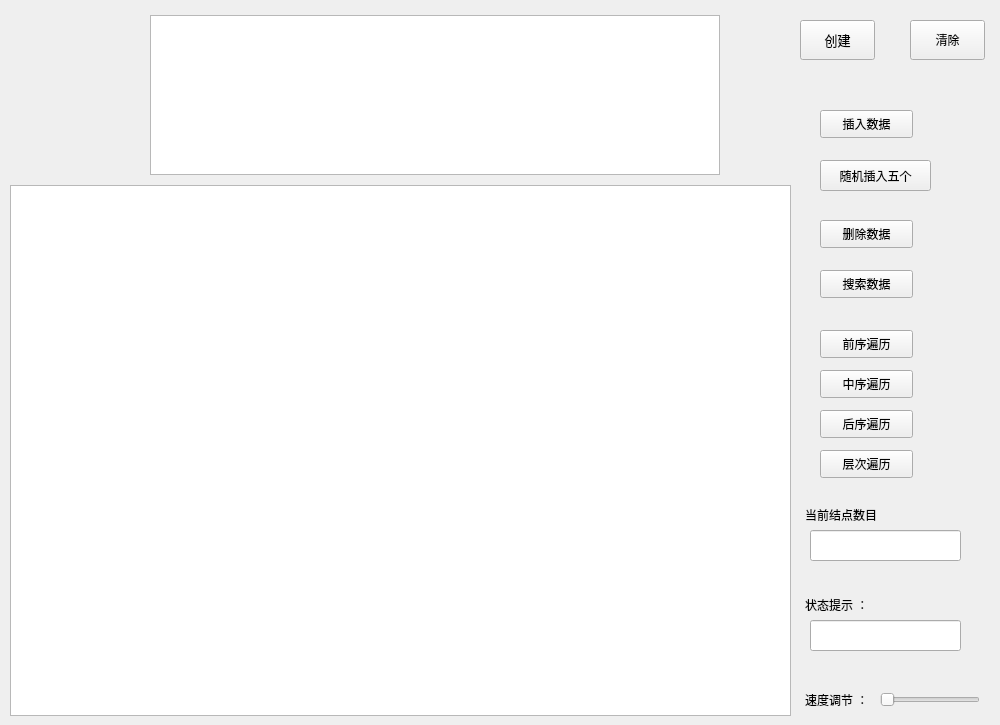
This is mybsttree.ui in bkqkdksdr/QT as Qt 5 draws it before an edit. The edited form follows.
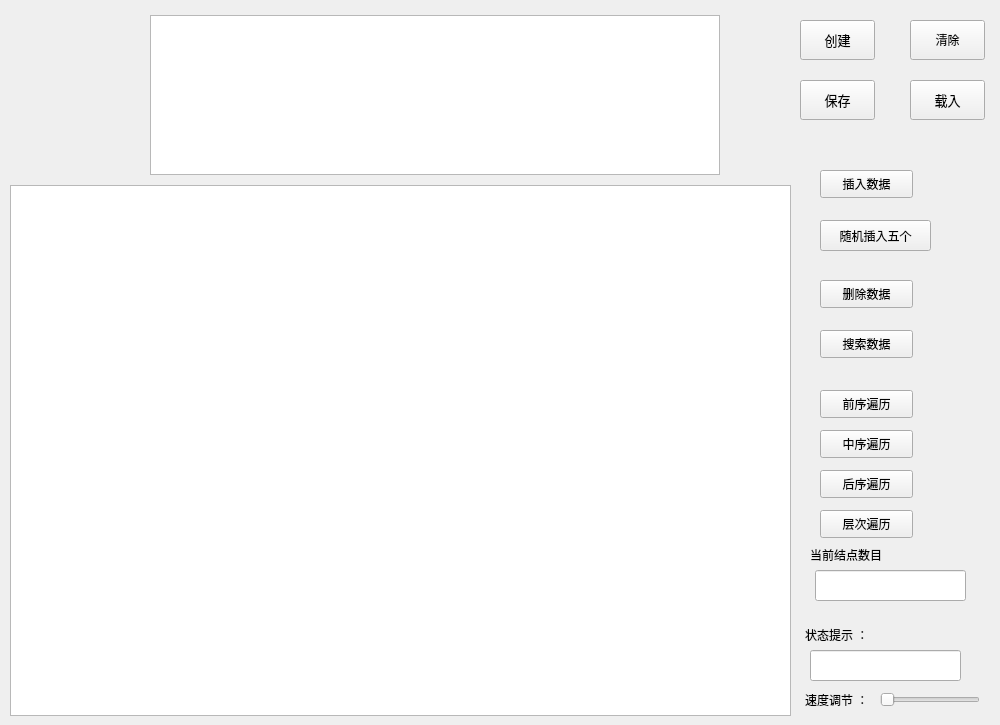
This is the edited form.

Commit message: 最后增加保存、提取 再也不改！

Patch:
```diff
--- a/mybsttree.ui
+++ b/mybsttree.ui
@@ -46,7 +46,7 @@
    <property name="geometry">
     <rect>
      <x>820</x>
-     <y>220</y>
+     <y>280</y>
      <width>93</width>
      <height>28</height>
     </rect>
@@ -58,8 +58,8 @@
   <widget class="QLineEdit" name="lineCount">
    <property name="geometry">
     <rect>
-     <x>810</x>
-     <y>530</y>
+     <x>815</x>
+     <y>570</y>
      <width>151</width>
      <height>31</height>
     </rect>
@@ -106,7 +106,7 @@
    <property name="geometry">
     <rect>
      <x>805</x>
-     <y>590</y>
+     <y>620</y>
      <width>60</width>
      <height>30</height>
     </rect>
@@ -131,7 +131,7 @@
    <property name="geometry">
     <rect>
      <x>820</x>
-     <y>270</y>
+     <y>330</y>
      <width>93</width>
      <height>28</height>
     </rect>
@@ -144,7 +144,7 @@
    <property name="geometry">
     <rect>
      <x>820</x>
-     <y>330</y>
+     <y>390</y>
      <width>93</width>
      <height>28</height>
     </rect>
@@ -157,7 +157,7 @@
    <property name="geometry">
     <rect>
      <x>820</x>
-     <y>160</y>
+     <y>220</y>
      <width>111</width>
      <height>31</height>
     </rect>
@@ -180,7 +180,7 @@
    <property name="geometry">
     <rect>
      <x>820</x>
-     <y>410</y>
+     <y>470</y>
      <width>93</width>
      <height>28</height>
     </rect>
@@ -193,7 +193,7 @@
    <property name="geometry">
     <rect>
      <x>810</x>
-     <y>620</y>
+     <y>650</y>
      <width>151</width>
      <height>31</height>
     </rect>
@@ -225,7 +225,7 @@
    <property name="geometry">
     <rect>
      <x>820</x>
-     <y>370</y>
+     <y>430</y>
      <width>93</width>
      <height>28</height>
     </rect>
@@ -263,7 +263,7 @@
    <property name="geometry">
     <rect>
      <x>820</x>
-     <y>110</y>
+     <y>170</y>
      <width>93</width>
      <height>28</height>
     </rect>
@@ -275,8 +275,8 @@
   <widget class="QLabel" name="labelState_2">
    <property name="geometry">
     <rect>
-     <x>805</x>
-     <y>500</y>
+     <x>810</x>
+     <y>540</y>
      <width>121</width>
      <height>30</height>
     </rect>
@@ -301,7 +301,7 @@
    <property name="geometry">
     <rect>
      <x>820</x>
-     <y>450</y>
+     <y>510</y>
      <width>93</width>
      <height>28</height>
     </rect>
@@ -310,6 +310,56 @@
     <string>层次遍历</string>
    </property>
   </widget>
+  <widget class="QPushButton" name="saveButton">
+   <property name="geometry">
+    <rect>
+     <x>800</x>
+     <y>80</y>
+     <width>75</width>
+     <height>40</height>
+    </rect>
+   </property>
+   <property name="minimumSize">
+    <size>
+     <width>0</width>
+     <height>20</height>
+    </size>
+   </property>
+   <property name="font">
+    <font>
+     <family>Consolas</family>
+     <pointsize>10</pointsize>
+    </font>
+   </property>
+   <property name="text">
+    <string>保存</string>
+   </property>
+  </widget>
+  <widget class="QPushButton" name="loadButton">
+   <property name="geometry">
+    <rect>
+     <x>910</x>
+     <y>80</y>
+     <width>75</width>
+     <height>40</height>
+    </rect>
+   </property>
+   <property name="minimumSize">
+    <size>
+     <width>0</width>
+     <height>20</height>
+    </size>
+   </property>
+   <property name="font">
+    <font>
+     <family>Consolas</family>
+     <pointsize>10</pointsize>
+    </font>
+   </property>
+   <property name="text">
+    <string>载入</string>
+   </property>
+  </widget>
  </widget>
  <resources/>
  <connections/>
```
The commit also changes 24 other files.
